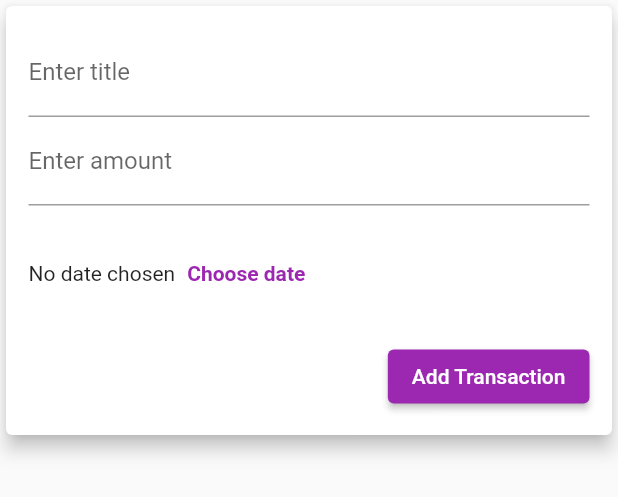
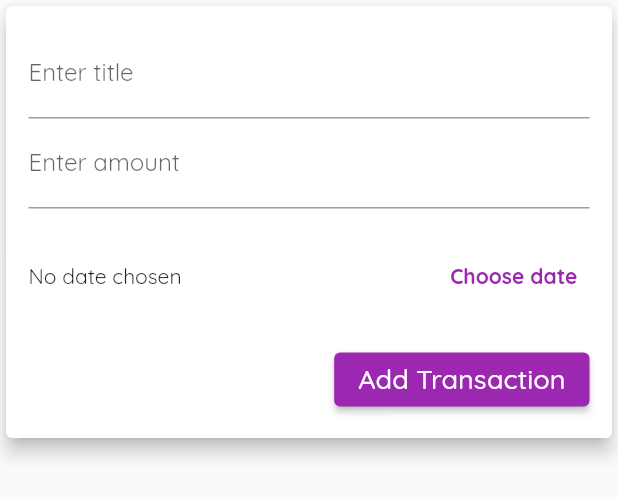
Before and after one commit to inedjosh/expense-tracker-app, a Flutter app: the NewTransaction widget shown alone on an empty page, opened directly with empty values, after a tap on "Add Transaction", on a phone screen of 412 x 824 dp. Shown: the top 497 px of the screen. Run offline on Flutter 3.47's test engine with Material 2 defaults, Android fonts, the phone set to English and light mode, and no system bars.

Commit message:
finished app

```diff
--- a/expense_tracker/lib/widgets/new_transaction.dart
+++ b/expense_tracker/lib/widgets/new_transaction.dart
@@ -1,7 +1,8 @@
 import 'package:flutter/material.dart';
+import 'package:intl/intl.dart';
 
 class NewTransaction extends StatefulWidget {
-  final Function(String, double) handleSubmit;
+  final Function(String, double, DateTime) handleSubmit;
 
   NewTransaction(this.handleSubmit);
 
@@ -11,21 +12,40 @@ class NewTransaction extends StatefulWidget {
 
 class _NewTransactionState extends State<NewTransaction> {
   final titleController = TextEditingController();
+  final amountController = TextEditingController();
+  dynamic _selectedDate;
 
-  final amountController = TextEditingController();
-
-  void submitData() {
-    final enteredTitle = titleController.text;
-    final enteredAmount = double.parse(amountController.text);
-
-    if (enteredTitle.isEmpty || enteredAmount <= 0) {
-      Navigator.of(context).pop();
+  void _submitData() {
+    if (amountController.text == '') {
       return;
     }
 
-    widget.handleSubmit(enteredTitle, enteredAmount);
+    final _enteredTitle = titleController.text;
+    final _enteredAmount = double.parse(amountController.text);
+
+    if (_enteredTitle.isEmpty || _enteredAmount <= 0 || _selectedDate == null) {
+      return;
+    }
+
+    widget.handleSubmit(_enteredTitle, _enteredAmount, _selectedDate);
 
     Navigator.of(context).pop();
+  }
+
+  void _presentDatePicker() {
+    showDatePicker(
+            context: context,
+            initialDate: DateTime.now(),
+            firstDate: DateTime(2023),
+            lastDate: DateTime.now())
+        .then((pickedDate) {
+      if (pickedDate == null) {
+        return;
+      }
+      setState(() {
+        _selectedDate = pickedDate;
+      });
+    });
   }
 
   @override
@@ -40,36 +60,47 @@ class _NewTransactionState extends State<NewTransaction> {
               children: [
                 TextField(
                   decoration: InputDecoration(labelText: 'Enter title'),
+                  style: TextStyle(fontFamily: 'QuickSand'),
                   controller: titleController,
                   keyboardType: TextInputType.name,
-                  onSubmitted: (_) => submitData(),
+                  onSubmitted: (_) => _submitData(),
                 ),
                 TextField(
                   decoration: InputDecoration(labelText: 'Enter amount'),
                   controller: amountController,
                   keyboardType: TextInputType.number,
-                  onSubmitted: (_) => submitData(),
+                  onSubmitted: (_) => _submitData(),
+                  style: TextStyle(fontFamily: 'QuickSand'),
                 ),
                 Container(
                   height: 90,
                   child: Row(
+                    mainAxisAlignment: MainAxisAlignment.spaceBetween,
                     children: [
-                      Text('No date chosen'),
+                      Text(
+                        _selectedDate == null
+                            ? 'No date chosen'
+                            : "Picked Date: ${DateFormat.yMd().format(_selectedDate)}",
+                        style: TextStyle(fontFamily: 'QuickSand'),
+                      ),
                       TextButton(
-                          onPressed: () {},
+                          onPressed: _presentDatePicker,
                           child: Text(
                             'Choose date',
-                            style: TextStyle(fontWeight: FontWeight.bold),
+                            style: TextStyle(
+                                fontWeight: FontWeight.bold,
+                                fontFamily: 'QuickSand'),
                           ))
                     ],
                   ),
                 ),
                 ElevatedButton(
-                    onPressed: submitData,
+                    onPressed: _submitData,
                     child: Text('Add Transaction',
                         style: TextStyle(
-                          color: Colors.white,
-                        )))
+                            color: Colors.white,
+                            fontFamily: 'QuickSand',
+                            fontSize: 18)))
               ],
             ),
           ),
--- a/expense_tracker/lib/widgets/transaction_list.dart
+++ b/expense_tracker/lib/widgets/transaction_list.dart
@@ -4,8 +4,9 @@ import '../models/transaction.dart';
 
 class TransactionList extends StatelessWidget {
   final List<Transaction> transactions;
+  final Function(String) handleDelete;
 
-  TransactionList(this.transactions);
+  TransactionList(this.transactions, this.handleDelete);
 
   @override
   Widget build(BuildContext context) {
@@ -30,7 +31,7 @@ class TransactionList extends StatelessWidget {
               )
             : ListView.builder(
                 itemBuilder: (ctx, index) {
-                  return TransactionDiv(transactions, index);
+                  return TransactionDiv(transactions, index, handleDelete);
                 },
                 itemCount: transactions.length,
               ));
```
Also changed, not shown: expense_tracker/lib/main.dart (+11 -11 lines), expense_tracker/lib/widgets/transationDiv.dart (+7 -26 lines).
